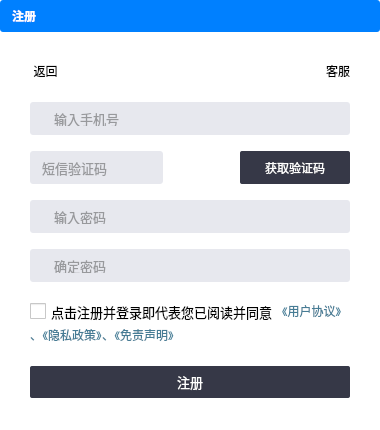
First picture: the form in registerpage.ui, repository ZhouMei20220810/TEST, before the edit.
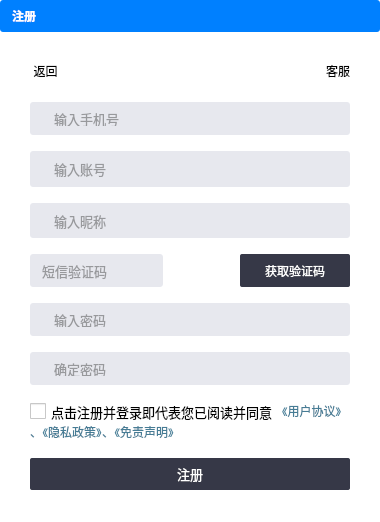
Second picture: the form after the edit. Icons and pictures are not drawn.

The edit to the form file:
```diff
--- a/registerpage.ui
+++ b/registerpage.ui
@@ -7,7 +7,7 @@
     <x>0</x>
     <y>0</y>
     <width>380</width>
-    <height>430</height>
+    <height>522</height>
    </rect>
   </property>
   <property name="windowTitle">
@@ -485,6 +485,102 @@
          </layout>
         </widget>
        </item>
+       <item>
+        <widget class="QFrame" name="frame_3">
+         <property name="minimumSize">
+          <size>
+           <width>0</width>
+           <height>33</height>
+          </size>
+         </property>
+         <property name="styleSheet">
+          <string notr="true">color:#FF4A4A4A;
+background: #FFE7E8EE;
+border-radius: 3px;</string>
+         </property>
+         <property name="frameShape">
+          <enum>QFrame::StyledPanel</enum>
+         </property>
+         <property name="frameShadow">
+          <enum>QFrame::Raised</enum>
+         </property>
+         <layout class="QHBoxLayout" name="horizontalLayout_7">
+          <item>
+           <widget class="QLabel" name="labelAccount">
+            <property name="text">
+             <string/>
+            </property>
+            <property name="pixmap">
+             <pixmap resource="res.qrc">:/login/resource/login/ico_phone.png</pixmap>
+            </property>
+           </widget>
+          </item>
+          <item>
+           <widget class="QLineEdit" name="lineEditAccount">
+            <property name="font">
+             <font>
+              <pointsize>10</pointsize>
+             </font>
+            </property>
+            <property name="styleSheet">
+             <string notr="true">border:none</string>
+            </property>
+            <property name="placeholderText">
+             <string>输入账号</string>
+            </property>
+           </widget>
+          </item>
+         </layout>
+        </widget>
+       </item>
+       <item>
+        <widget class="QFrame" name="frame_4">
+         <property name="minimumSize">
+          <size>
+           <width>0</width>
+           <height>33</height>
+          </size>
+         </property>
+         <property name="styleSheet">
+          <string notr="true">color:#FF4A4A4A;
+background: #FFE7E8EE;
+border-radius: 3px;</string>
+         </property>
+         <property name="frameShape">
+          <enum>QFrame::StyledPanel</enum>
+         </property>
+         <property name="frameShadow">
+          <enum>QFrame::Raised</enum>
+         </property>
+         <layout class="QHBoxLayout" name="horizontalLayout_8">
+          <item>
+           <widget class="QLabel" name="labelNickname">
+            <property name="text">
+             <string/>
+            </property>
+            <property name="pixmap">
+             <pixmap resource="res.qrc">:/login/resource/login/ico_phone.png</pixmap>
+            </property>
+           </widget>
+          </item>
+          <item>
+           <widget class="QLineEdit" name="lineEditNickname">
+            <property name="font">
+             <font>
+              <pointsize>10</pointsize>
+             </font>
+            </property>
+            <property name="styleSheet">
+             <string notr="true">border:none</string>
+            </property>
+            <property name="placeholderText">
+             <string>输入昵称</string>
+            </property>
+           </widget>
+          </item>
+         </layout>
+        </widget>
+       </item>
        <item>
         <layout class="QHBoxLayout" name="horizontalLayout_4">
          <item>
```
